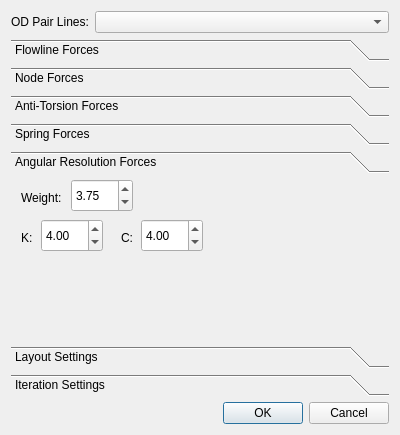
Old version of the form flow_map_arrow_curver_dialog_base.ui in the repository patmalcolm91/qgis-plugin-flow-map-arrow-curver.
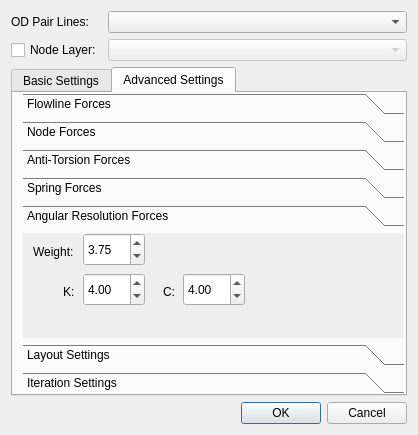
New version of the form. The open tabs and pages were chosen to show the change. Custom widgets are drawn as their Qt base class.

Commit message: Made modifications to UI, including some logic. Added field expression builder widgets for the line width and node size.

The edit to the form file:
```diff
--- a/flow_map_arrow_curver_dialog_base.ui
+++ b/flow_map_arrow_curver_dialog_base.ui
@@ -6,7 +6,7 @@
    <rect>
     <x>0</x>
     <y>0</y>
-    <width>400</width>
+    <width>418</width>
     <height>435</height>
    </rect>
   </property>
@@ -21,18 +21,104 @@
      </property>
     </widget>
    </item>
-   <item row="2" column="1">
-    <widget class="QDialogButtonBox" name="button_box">
-     <property name="orientation">
-      <enum>Qt::Horizontal</enum>
+   <item row="3" column="0" colspan="2">
+    <widget class="QTabWidget" name="tabWidget">
+     <property name="sizePolicy">
+      <sizepolicy hsizetype="MinimumExpanding" vsizetype="Expanding">
+       <horstretch>0</horstretch>
+       <verstretch>0</verstretch>
+      </sizepolicy>
      </property>
-     <property name="standardButtons">
-      <set>QDialogButtonBox::Cancel|QDialogButtonBox::Ok</set>
+     <property name="currentIndex">
+      <number>0</number>
      </property>
-    </widget>
-   </item>
-   <item row="1" column="0" colspan="2">
+     <widget class="QWidget" name="tabWidgetPage1" native="true">
+      <attribute name="title">
+       <string>Basic Settings</string>
+      </attribute>
+      <widget class="QLabel" name="label_15">
+       <property name="geometry">
+        <rect>
+         <x>10</x>
+         <y>20</y>
+         <width>71</width>
+         <height>17</height>
+        </rect>
+       </property>
+       <property name="text">
+        <string>Line width:</string>
+       </property>
+      </widget>
+      <widget class="QgsFieldExpressionWidget" name="lineWidthExpressionWidget">
+       <property name="geometry">
+        <rect>
+         <x>90</x>
+         <y>10</y>
+         <width>291</width>
+         <height>38</height>
+        </rect>
+       </property>
+       <property name="toolTip">
+        <string>Value or expression giving the width (in map units) of the flowlines.</string>
+       </property>
+       <property name="expressionDialogTitle">
+        <string>Flowline Width (map units)</string>
+       </property>
+      </widget>
+      <widget class="QLabel" name="label_16">
+       <property name="geometry">
+        <rect>
+         <x>10</x>
+         <y>70</y>
+         <width>81</width>
+         <height>17</height>
+        </rect>
+       </property>
+       <property name="text">
+        <string>Node Radius:</string>
+       </property>
+      </widget>
+      <widget class="QgsFieldExpressionWidget" name="nodeRadiusExpressionWidget">
+       <property name="geometry">
+        <rect>
+         <x>90</x>
+         <y>60</y>
+         <width>291</width>
+         <height>38</height>
+        </rect>
+       </property>
+       <property name="toolTip">
+        <string>Value or expression giving the graphical radius (in map units) of the nodes.</string>
+       </property>
+       <property name="expressionDialogTitle">
+        <string>Node Radius (map units)</string>
+       </property>
+      </widget>
+      <zorder>settingsToolbox</zorder>
+      <zorder>label_15</zorder>
+      <zorder>lineWidthExpressionWidget</zorder>
+      <zorder>label_16</zorder>
+      <zorder>nodeRadiusExpressionWidget</zorder>
+     </widget>
+     <widget class="QWidget" name="tabWidgetPage2" native="true">
+      <attribute name="title">
+       <string>Advanced Settings</string>
+      </attribute>
     <widget class="QToolBox" name="settingsToolbox">
+       <property name="geometry">
+        <rect>
+         <x>10</x>
+         <y>0</y>
+         <width>381</width>
+         <height>301</height>
+        </rect>
+       </property>
+       <property name="sizePolicy">
+        <sizepolicy hsizetype="MinimumExpanding" vsizetype="Expanding">
+         <horstretch>0</horstretch>
+         <verstretch>0</verstretch>
+        </sizepolicy>
+       </property>
      <property name="currentIndex">
       <number>5</number>
      </property>
@@ -373,6 +459,14 @@
       </widget>
      </widget>
      <widget class="QWidget" name="angularResolutionPage">
+        <property name="geometry">
+         <rect>
+          <x>0</x>
+          <y>0</y>
+          <width>381</width>
+          <height>84</height>
+         </rect>
+        </property>
       <attribute name="label">
        <string>Angular Resolution Forces</string>
       </attribute>
@@ -411,7 +505,7 @@
       <widget class="QLabel" name="label_11">
        <property name="geometry">
         <rect>
-         <x>10</x>
+           <x>40</x>
          <y>50</y>
          <width>21</width>
          <height>17</height>
@@ -424,7 +518,7 @@
       <widget class="QDoubleSpinBox" name="kBox">
        <property name="geometry">
         <rect>
-         <x>30</x>
+           <x>60</x>
          <y>40</y>
          <width>62</width>
          <height>33</height>
@@ -443,7 +537,7 @@
       <widget class="QDoubleSpinBox" name="cBox">
        <property name="geometry">
         <rect>
-         <x>130</x>
+           <x>160</x>
          <y>40</y>
          <width>62</width>
          <height>33</height>
@@ -462,7 +556,7 @@
       <widget class="QLabel" name="label_12">
        <property name="geometry">
         <rect>
-         <x>110</x>
+           <x>140</x>
          <y>50</y>
          <width>21</width>
          <height>17</height>
@@ -653,6 +747,8 @@
       </widget>
      </widget>
     </widget>
+     </widget>
+    </widget>
    </item>
    <item row="0" column="1">
     <widget class="QComboBox" name="lineLayerChooser">
@@ -661,8 +757,39 @@
      </property>
     </widget>
    </item>
+   <item row="5" column="1">
+    <widget class="QDialogButtonBox" name="button_box">
+     <property name="orientation">
+      <enum>Qt::Horizontal</enum>
+     </property>
+     <property name="standardButtons">
+      <set>QDialogButtonBox::Cancel|QDialogButtonBox::Ok</set>
+     </property>
+    </widget>
+   </item>
+   <item row="1" column="1">
+    <widget class="QComboBox" name="nodeLayerChooser">
+     <property name="enabled">
+      <bool>false</bool>
+     </property>
+    </widget>
+   </item>
+   <item row="1" column="0">
+    <widget class="QCheckBox" name="checkBox">
+     <property name="text">
+      <string>Node Layer:</string>
+     </property>
+    </widget>
+   </item>
   </layout>
  </widget>
+ <customwidgets>
+  <customwidget>
+   <class>QgsFieldExpressionWidget</class>
+   <extends>QWidget</extends>
+   <header>qgsfieldexpressionwidget.h</header>
+  </customwidget>
+ </customwidgets>
  <resources/>
  <connections>
   <connection>
```
Left out of the diff: 42 changed lines with no effect on the pictures. Lines whose indentation alone changed are shown as unchanged. The commit also changes 1 other file.
